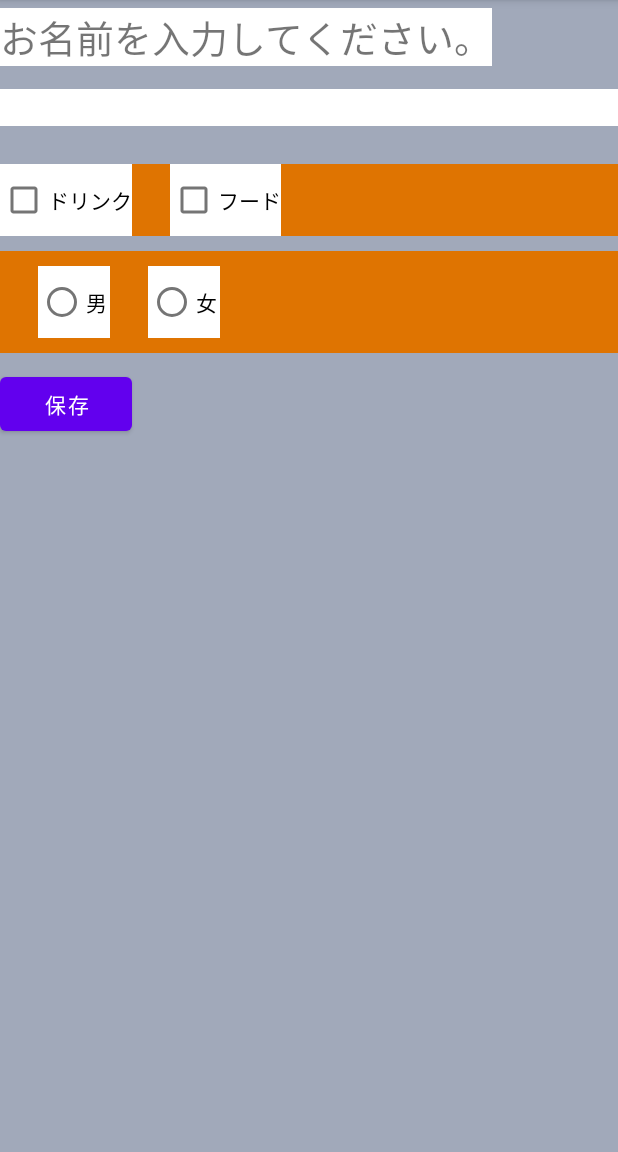
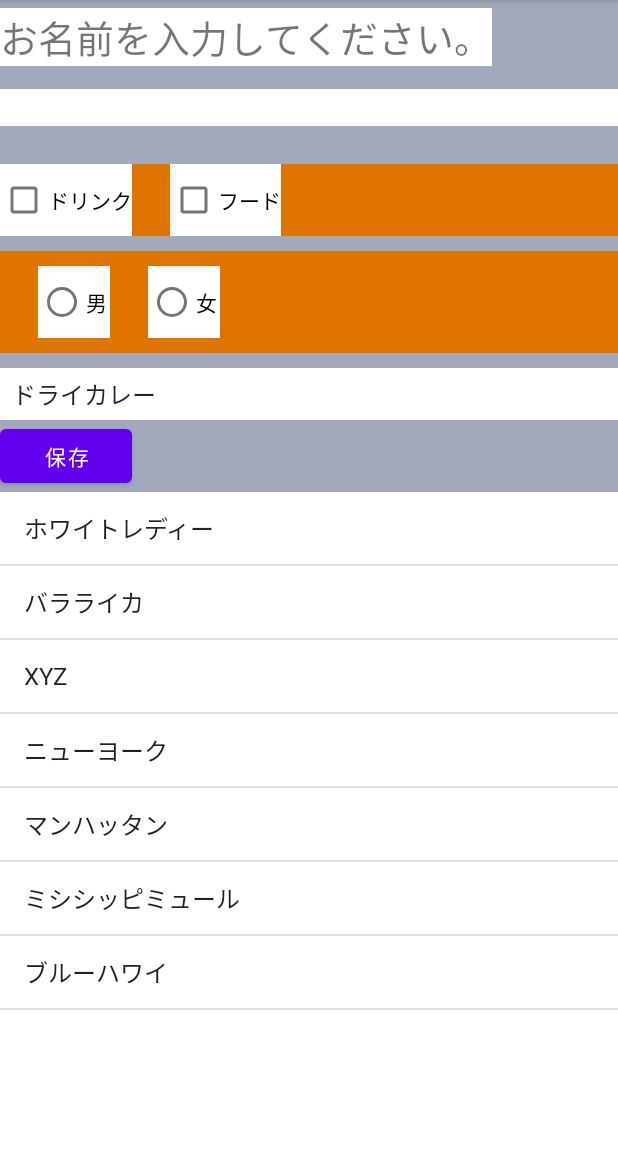
Before and after one commit to Baek830/ViewSample, an Android app: the screen it shows after launch (MainActivity), on a phone screen of 412 x 824 dp, the part 84-1236 px from its top. Run offline under Robolectric (Android 15) with nearby library versions, the phone set to English and light mode, and no system bars.

Commit message:
added spinner

```diff
--- a/app/src/main/res/layout/activity_main.xml
+++ b/app/src/main/res/layout/activity_main.xml
@@ -75,9 +75,24 @@
             android:text="@string/rb_female"/>
     </RadioGroup>
 
+    <Spinner
+        android:id="@+id/spCurryList"
+        android:layout_width="match_parent"
+        android:layout_height="wrap_content"
+        android:background="#ffffff"
+        android:entries="@array/sp_currylist"
+        android:paddingBottom="5dp"
+        android:paddingTop="5dp"/>
     <Button
         android:id="@+id/btSave"
         android:layout_width="wrap_content"
         android:layout_height="wrap_content"
         android:text="@string/bt_save"/>
+
+    <ListView
+        android:layout_width="match_parent"
+        android:layout_height="0dp"
+        android:layout_weight="1"
+        android:background="#ffffff"
+        android:entries="@array/lv_cocktaillist"/>
 </LinearLayout>
--- a/app/src/main/res/values/strings.xml
+++ b/app/src/main/res/values/strings.xml
@@ -6,4 +6,24 @@
     <string name="cb_food">フード</string>
     <string name="rb_male">男</string>
     <string name="rb_female">女</string>
+
+    <string-array name="sp_currylist">
+        <item>ドライカレー</item>
+        <item>カツカレー</item>
+        <item>ビーフカレー</item>
+        <item>チキンカレー</item>
+        <item>シーフードカレー</item>
+        <item>キーマカレー</item>
+        <item>グリーンカレー</item>
+    </string-array>
+
+    <string-array name="lv_cocktaillist">
+        <item>ホワイトレディー</item>
+        <item>バラライカ</item>
+        <item>XYZ</item>
+        <item>ニューヨーク</item>
+        <item>マンハッタン</item>
+        <item>ミシシッピミュール</item>
+        <item>ブルーハワイ</item>
+    </string-array>
 </resources>
```
